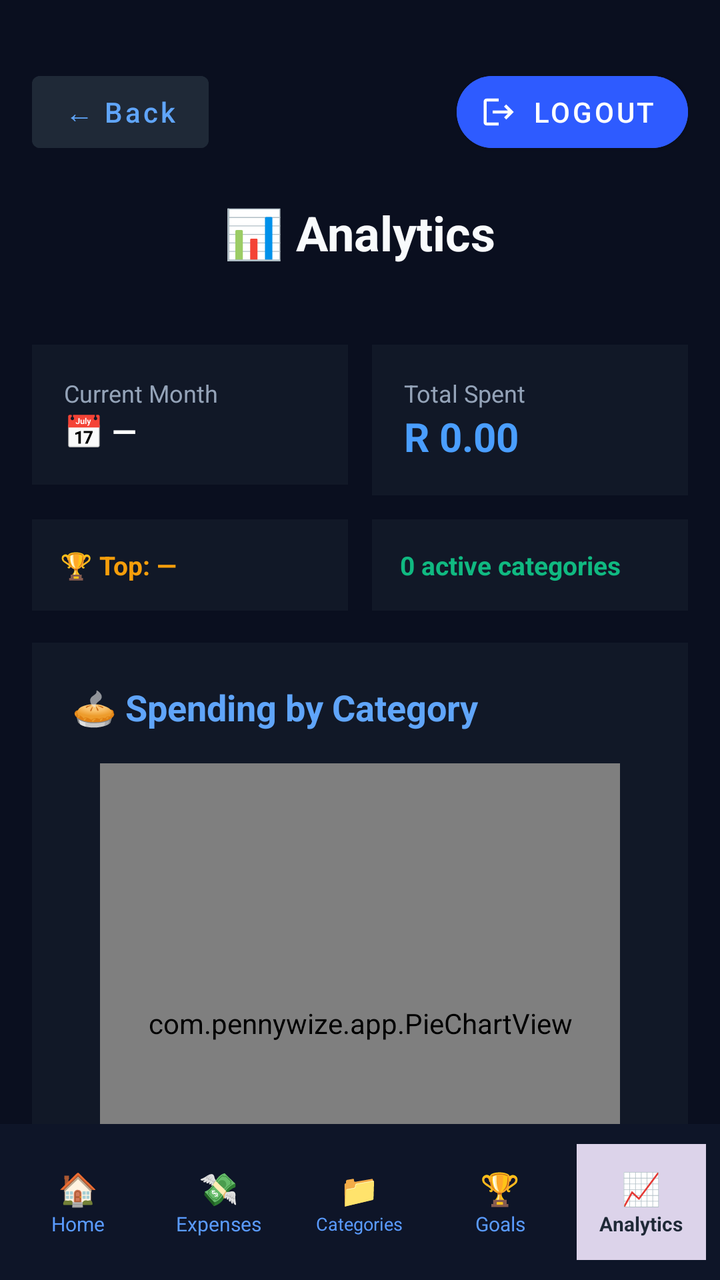
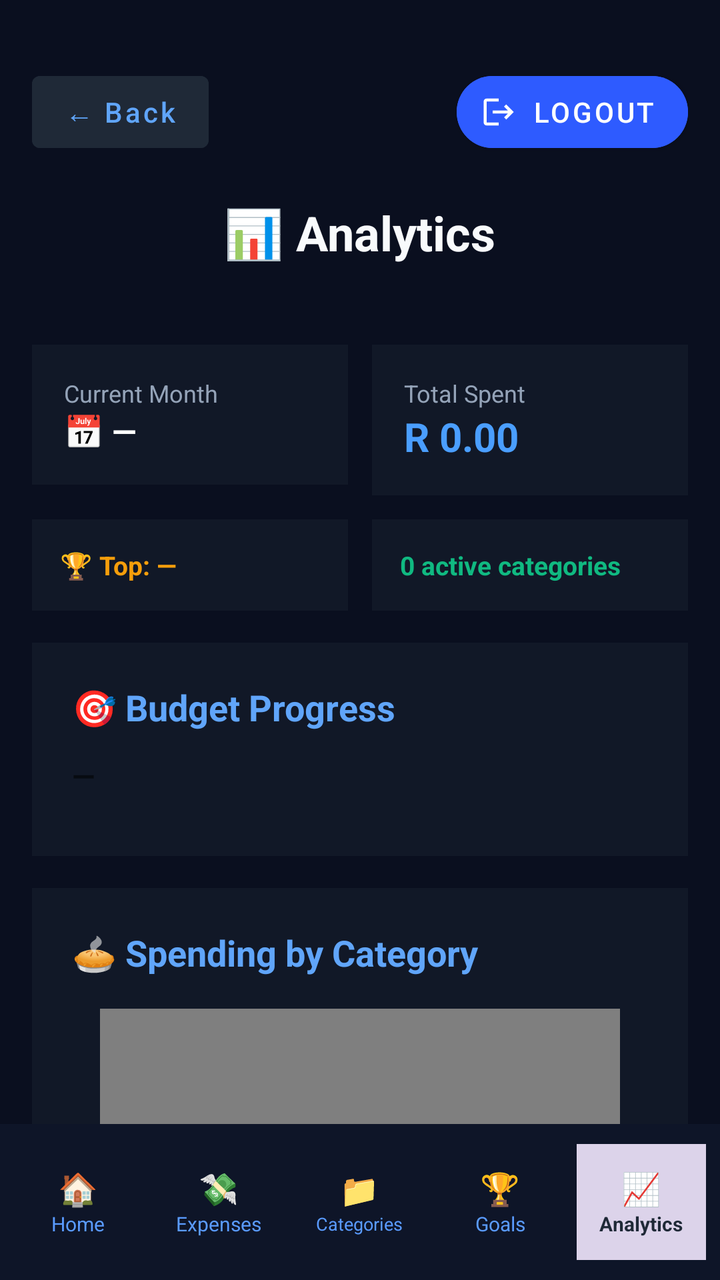

Two renders of the same Android screen: before a commit and after it. Below are the layout's source before the change and the commit's diff.
<!-- AndroidManifest.xml: application theme Theme.PennyWize -->
<!-- res/layout/activity_analytics.xml -->
<?xml version="1.0" encoding="utf-8"?>
<LinearLayout xmlns:android="http://schemas.android.com/apk/res/android"
    xmlns:app="http://schemas.android.com/apk/res-auto"
    android:layout_width="match_parent"
    android:layout_height="match_parent"
    android:orientation="vertical"
    android:background="#0A0F1F">

    
    <RelativeLayout
        android:layout_width="match_parent"
        android:layout_height="wrap_content"
        android:padding="16dp"
        android:layout_marginTop="16dp"
        android:layout_marginBottom="8dp">

        <Button
            android:id="@+id/btnBack"
            android:layout_width="wrap_content"
            android:layout_height="48dp"
            android:layout_alignParentStart="true"
            android:layout_alignParentTop="true"
            android:backgroundTint="#1F2937"
            android:text="← Back"
            android:textAllCaps="false"
            android:textColor="#60A5FA" />

        <com.google.android.material.button.MaterialButton
            android:id="@+id/btnLogout"
            style="@style/Widget.MaterialComponents.Button.Icon"
            android:layout_width="wrap_content"
            android:layout_height="48dp"
            android:layout_alignParentEnd="true"
            android:layout_alignParentTop="true"
            android:backgroundTint="#2E5BFF"
            android:text="Logout"
            app:cornerRadius="20dp"
            app:icon="@drawable/ic_logout"
            app:iconSize="18dp"
            app:iconTint="@android:color/white" />

        <TextView
            android:layout_width="wrap_content"
            android:layout_height="wrap_content"
            android:layout_below="@id/btnLogout"
            android:layout_centerHorizontal="true"
            android:layout_marginTop="20dp"
            android:text="📊 Analytics"
            android:textColor="#F8FAFC"
            android:textSize="24sp"
            android:textStyle="bold" />

    </RelativeLayout>

    
    <ScrollView
        android:layout_width="match_parent"
        android:layout_height="0dp"
        android:layout_weight="1"
        android:scrollbars="none">

        <LinearLayout
            android:layout_width="match_parent"
            android:layout_height="wrap_content"
            android:orientation="vertical"
            android:padding="16dp">

            
            <LinearLayout
                android:layout_width="match_parent"
                android:layout_height="wrap_content"
                android:orientation="horizontal"
                android:layout_marginBottom="12dp">

                <LinearLayout
                    android:layout_width="0dp"
                    android:layout_height="wrap_content"
                    android:layout_weight="1"
                    android:orientation="vertical"
                    android:background="#111827"
                    android:padding="16dp"
                    android:layout_marginEnd="6dp">

                    <TextView
                        android:layout_width="wrap_content"
                        android:layout_height="wrap_content"
                        android:text="Current Month"
                        android:textColor="#94A3B8"
                        android:textSize="12sp" />

                    <TextView
                        android:id="@+id/tvMonth"
                        android:layout_width="wrap_content"
                        android:layout_height="wrap_content"
                        android:text="📅 —"
                        android:textColor="#FFFFFF"
                        android:textSize="16sp"
                        android:textStyle="bold" />
                </LinearLayout>

                <LinearLayout
                    android:layout_width="0dp"
                    android:layout_height="wrap_content"
                    android:layout_weight="1"
                    android:orientation="vertical"
                    android:background="#111827"
                    android:padding="16dp"
                    android:layout_marginStart="6dp">

                    <TextView
                        android:layout_width="wrap_content"
                        android:layout_height="wrap_content"
                        android:text="Total Spent"
                        android:textColor="#94A3B8"
                        android:textSize="12sp" />

                    <TextView
                        android:id="@+id/tvTotalSpent"
                        android:layout_width="wrap_content"
                        android:layout_height="wrap_content"
                        android:text="R 0.00"
                        android:textColor="#4A9EFF"
                        android:textSize="20sp"
                        android:textStyle="bold" />
                </LinearLayout>
            </LinearLayout>

            
            <LinearLayout
                android:layout_width="match_parent"
                android:layout_height="wrap_content"
                android:orientation="horizontal"
                android:layout_marginBottom="16dp">

                <LinearLayout
                    android:layout_width="0dp"
                    android:layout_height="wrap_content"
                    android:layout_weight="1"
                    android:orientation="vertical"
                    android:background="#111827"
                    android:padding="14dp"
                    android:layout_marginEnd="6dp">

                    <TextView
                        android:id="@+id/tvTopCategory"
                        android:layout_width="wrap_content"
                        android:layout_height="wrap_content"
                        android:text="🏆 Top: —"
                        android:textColor="#F59E0B"
                        android:textSize="13sp"
                        android:textStyle="bold" />
                </LinearLayout>

                <LinearLayout
                    android:layout_width="0dp"
                    android:layout_height="wrap_content"
                    android:layout_weight="1"
                    android:orientation="vertical"
                    android:background="#111827"
                    android:padding="14dp"
                    android:layout_marginStart="6dp">

                    <TextView
                        android:id="@+id/tvCategoryCount"
                        android:layout_width="wrap_content"
                        android:layout_height="wrap_content"
                        android:text="0 active categories"
                        android:textColor="#10B981"
                        android:textSize="13sp"
                        android:textStyle="bold" />
                </LinearLayout>
            </LinearLayout>

            
            <LinearLayout
                android:layout_width="match_parent"
                android:layout_height="wrap_content"
                android:orientation="vertical"
                android:background="#111827"
                android:padding="20dp"
                android:layout_marginBottom="16dp">

                <TextView
                    android:layout_width="wrap_content"
                    android:layout_height="wrap_content"
                    android:text="🥧 Spending by Category"
                    android:textColor="#60A5FA"
                    android:textSize="18sp"
                    android:textStyle="bold"
                    android:layout_marginBottom="16dp" />

                
                <com.pennywize.app.PieChartView
                    android:id="@+id/pieChartView"
                    android:layout_width="260dp"
                    android:layout_height="260dp"
                    android:layout_gravity="center_horizontal"
                    android:layout_marginBottom="20dp" />

                
                <LinearLayout
                    android:id="@+id/legendContainer"
                    android:layout_width="match_parent"
                    android:layout_height="wrap_content"
                    android:orientation="vertical" />

            </LinearLayout>

            
            <LinearLayout
                android:layout_width="match_parent"
                android:layout_height="wrap_content"
                android:orientation="vertical"
                android:background="#111827"
                android:padding="20dp"
                android:layout_marginBottom="16dp">

                <TextView
                    android:layout_width="wrap_content"
                    android:layout_height="wrap_content"
                    android:text="🎯 Budget Progress"
                    android:textColor="#60A5FA"
                    android:textSize="18sp"
                    android:textStyle="bold"
                    android:layout_marginBottom="12dp" />

                <TextView
                    android:id="@+id/tvBudgetStatus"
                    android:layout_width="wrap_content"
                    android:layout_height="wrap_content"
                    android:text="—"
                    android:textSize="15sp"
                    android:textStyle="bold"
                    android:layout_marginBottom="10dp" />

                
                <ProgressBar
                    android:id="@+id/budgetProgressBar"
                    style="?android:attr/progressBarStyleHorizontal"
                    android:layout_width="match_parent"
                    android:layout_height="12dp"
                    android:max="100"
                    android:progress="0"
                    android:progressTint="#4A9EFF"
                    android:progressBackgroundTint="#1F2937"
                    android:layout_marginBottom="8dp"
                    android:visibility="gone" />

                <TextView
                    android:id="@+id/tvProgressLabel"
                    android:layout_width="wrap_content"
                    android:layout_height="wrap_content"
                    android:text=""
                    android:textColor="#94A3B8"
                    android:textSize="13sp"
                    android:visibility="gone" />

                
                <TextView
                    android:id="@+id/tvNoBudget"
                    android:layout_width="wrap_content"
                    android:layout_height="wrap_content"
                    android:text="💡 Set a budget in Goals to track progress here"
                    android:textColor="#94A3B8"
                    android:textSize="13sp"
                    android:visibility="gone" />

            </LinearLayout>

        </LinearLayout>
    </ScrollView>

    
    <LinearLayout
        android:layout_width="match_parent"
        android:layout_height="78dp"
        android:background="#0E1528"
        android:gravity="center"
        android:orientation="horizontal"
        android:paddingHorizontal="4dp">

        <LinearLayout
            android:id="@+id/navHome"
            android:layout_width="0dp"
            android:layout_height="58dp"
            android:layout_weight="1"
            android:gravity="center"
            android:orientation="vertical"
            android:layout_margin="3dp">
            <TextView android:layout_width="wrap_content" android:layout_height="wrap_content"
                android:text="🏠" android:textColor="#5A9BFF" android:textSize="16sp" />
            <TextView android:layout_width="wrap_content" android:layout_height="wrap_content"
                android:text="Home" android:textColor="#5A9BFF" android:textSize="10sp" />
        </LinearLayout>

        <LinearLayout
            android:id="@+id/navExpenses"
            android:layout_width="0dp"
            android:layout_height="58dp"
            android:layout_weight="1"
            android:gravity="center"
            android:orientation="vertical"
            android:layout_margin="3dp">
            <TextView android:layout_width="wrap_content" android:layout_height="wrap_content"
                android:text="💸" android:textColor="#5A9BFF" android:textSize="16sp" />
            <TextView android:layout_width="wrap_content" android:layout_height="wrap_content"
                android:text="Expenses" android:textColor="#5A9BFF" android:textSize="10sp" />
        </LinearLayout>

        <LinearLayout
            android:id="@+id/navCategories"
            android:layout_width="0dp"
            android:layout_height="58dp"
            android:layout_weight="1"
            android:gravity="center"
            android:orientation="vertical"
            android:layout_margin="3dp">
            <TextView android:layout_width="wrap_content" android:layout_height="wrap_content"
                android:text="📁" android:textColor="#5A9BFF" android:textSize="16sp" />
            <TextView android:layout_width="wrap_content" android:layout_height="wrap_content"
                android:text="Categories" android:textColor="#5A9BFF" android:textSize="9sp" />
        </LinearLayout>

        <LinearLayout
            android:id="@+id/navGoals"
            android:layout_width="0dp"
            android:layout_height="58dp"
            android:layout_weight="1"
            android:gravity="center"
            android:orientation="vertical"
            android:layout_margin="3dp">
            <TextView android:layout_width="wrap_content" android:layout_height="wrap_content"
                android:text="🏆" android:textColor="#5A9BFF" android:textSize="16sp" />
            <TextView android:layout_width="wrap_content" android:layout_height="wrap_content"
                android:text="Goals" android:textColor="#5A9BFF" android:textSize="10sp" />
        </LinearLayout>

        <LinearLayout
            android:id="@+id/navAnalytics"
            android:layout_width="0dp"
            android:layout_height="58dp"
            android:layout_weight="1"
            android:gravity="center"
            android:orientation="vertical"
            android:layout_margin="3dp"
            android:background="#DCD3EA">
            <TextView android:layout_width="wrap_content" android:layout_height="wrap_content"
                android:text="📈" android:textColor="#1F2937" android:textSize="16sp"
                android:textStyle="bold"/>
            <TextView android:layout_width="wrap_content" android:layout_height="wrap_content"
                android:text="Analytics" android:textColor="#1F2937" android:textSize="10sp"
                android:textStyle="bold"/>
        </LinearLayout>

    </LinearLayout>

</LinearLayout>
<!-- resources referenced by this layout -->
<resources>
  <!-- drawable ic_logout (drawable) -->
  <?xml version="1.0" encoding="utf-8"?>
  <vector xmlns:android="http://schemas.android.com/apk/res/android"
  android:width="24dp"
  android:height="24dp"
  android:viewportWidth="24"
  android:viewportHeight="24"
  android:tint="#FFFFFF">
  <path
      android:fillColor="@android:color/white"
      android:pathData="M17,7l-1.41,1.41L18.17,11H8v2h10.17l-2.58,2.58L17,17l5,-5L17,7zM4,5h8V3H4C2.9,3 2,3.9 2,5v14c0,1.1 0.9,2 2,2h8v-2H4V5z"/>
  </vector>
  <style name="Theme.PennyWize" parent="Theme.MaterialComponents.DayNight.NoActionBar">
          
          <item name="colorPrimary">#4A9EFF</item>
          <item name="colorPrimaryVariant">#1A2035</item>
          <item name="colorOnPrimary">#FFFFFF</item>
          
          <item name="colorSecondary">#4A9EFF</item>
          <item name="colorSecondaryVariant">#0A0E1A</item>
          <item name="colorOnSecondary">#FFFFFF</item>
          
          <item name="android:statusBarColor">#0A0E1A</item>
          
          <item name="android:windowBackground">#0A0E1A</item>
      </style>
</resources>

<!-- the commit's change to res/layout/activity_analytics.xml (unified diff, before → after) -->
@@ -183,41 +183,6 @@
                 <TextView
                     android:layout_width="wrap_content"
                     android:layout_height="wrap_content"
-                    android:text="🥧 Spending by Category"
-                    android:textColor="#60A5FA"
-                    android:textSize="18sp"
-                    android:textStyle="bold"
-                    android:layout_marginBottom="16dp" />
-
-                
-                <com.pennywize.app.PieChartView
-                    android:id="@+id/pieChartView"
-                    android:layout_width="260dp"
-                    android:layout_height="260dp"
-                    android:layout_gravity="center_horizontal"
-                    android:layout_marginBottom="20dp" />
-
-                
-                <LinearLayout
-                    android:id="@+id/legendContainer"
-                    android:layout_width="match_parent"
-                    android:layout_height="wrap_content"
-                    android:orientation="vertical" />
-
-            </LinearLayout>
-
-            
-            <LinearLayout
-                android:layout_width="match_parent"
-                android:layout_height="wrap_content"
-                android:orientation="vertical"
-                android:background="#111827"
-                android:padding="20dp"
-                android:layout_marginBottom="16dp">
-
-                <TextView
-                    android:layout_width="wrap_content"
-                    android:layout_height="wrap_content"
                     android:text="🎯 Budget Progress"
                     android:textColor="#60A5FA"
                     android:textSize="18sp"
@@ -233,7 +198,6 @@
                     android:textStyle="bold"
                     android:layout_marginBottom="10dp" />
 
-                
                 <ProgressBar
                     android:id="@+id/budgetProgressBar"
                     style="?android:attr/progressBarStyleHorizontal"
@@ -255,7 +219,6 @@
                     android:textSize="13sp"
                     android:visibility="gone" />
 
-                
                 <TextView
                     android:id="@+id/tvNoBudget"
                     android:layout_width="wrap_content"
@@ -264,6 +227,39 @@
                     android:textColor="#94A3B8"
                     android:textSize="13sp"
                     android:visibility="gone" />
+
+            </LinearLayout>
+
+            
+            <LinearLayout
+                android:layout_width="match_parent"
+                android:layout_height="wrap_content"
+                android:orientation="vertical"
+                android:background="#111827"
+                android:padding="20dp"
+                android:layout_marginBottom="16dp">
+
+                <TextView
+                    android:layout_width="wrap_content"
+                    android:layout_height="wrap_content"
+                    android:text="🥧 Spending by Category"
+                    android:textColor="#60A5FA"
+                    android:textSize="18sp"
+                    android:textStyle="bold"
+                    android:layout_marginBottom="16dp" />
+
+                <com.pennywize.app.PieChartView
+                    android:id="@+id/pieChartView"
+                    android:layout_width="260dp"
+                    android:layout_height="260dp"
+                    android:layout_gravity="center_horizontal"
+                    android:layout_marginBottom="20dp" />
+
+                <LinearLayout
+                    android:id="@+id/legendContainer"
+                    android:layout_width="match_parent"
+                    android:layout_height="wrap_content"
+                    android:orientation="vertical" />
 
             </LinearLayout>
 
@@ -346,10 +342,10 @@
             android:background="#DCD3EA">
             <TextView android:layout_width="wrap_content" android:layout_height="wrap_content"
                 android:text="📈" android:textColor="#1F2937" android:textSize="16sp"
-                android:textStyle="bold"/>
+                android:textStyle="bold" />
             <TextView android:layout_width="wrap_content" android:layout_height="wrap_content"
                 android:text="Analytics" android:textColor="#1F2937" android:textSize="10sp"
-                android:textStyle="bold"/>
+                android:textStyle="bold" />
         </LinearLayout>
 
     </LinearLayout>
